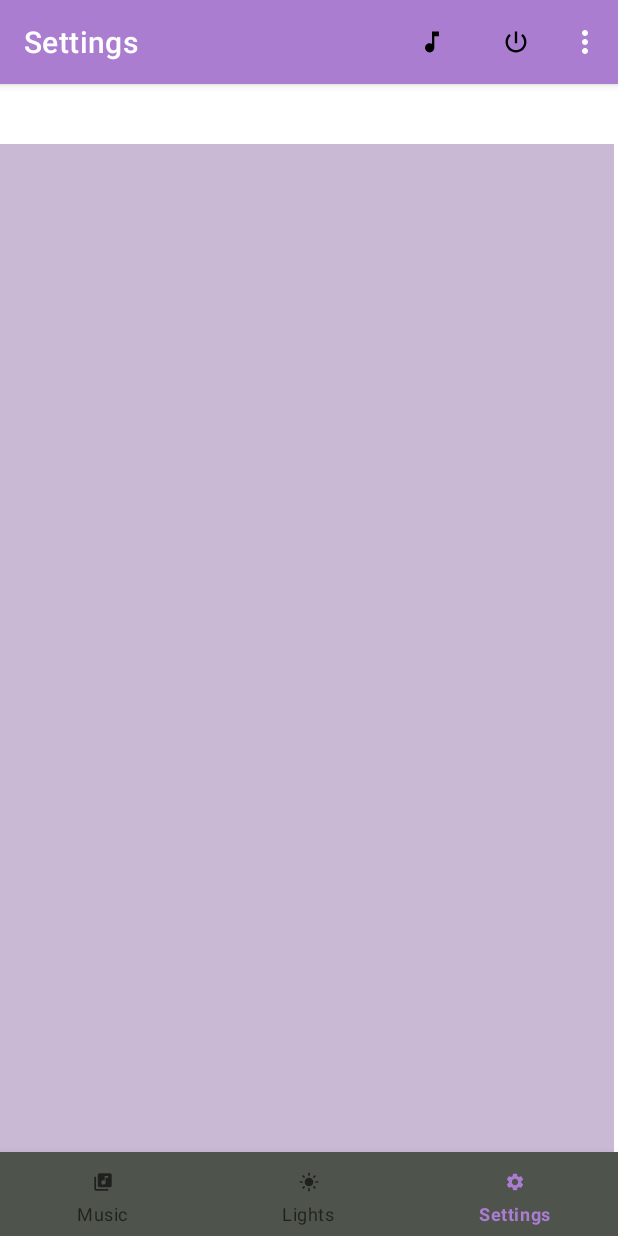
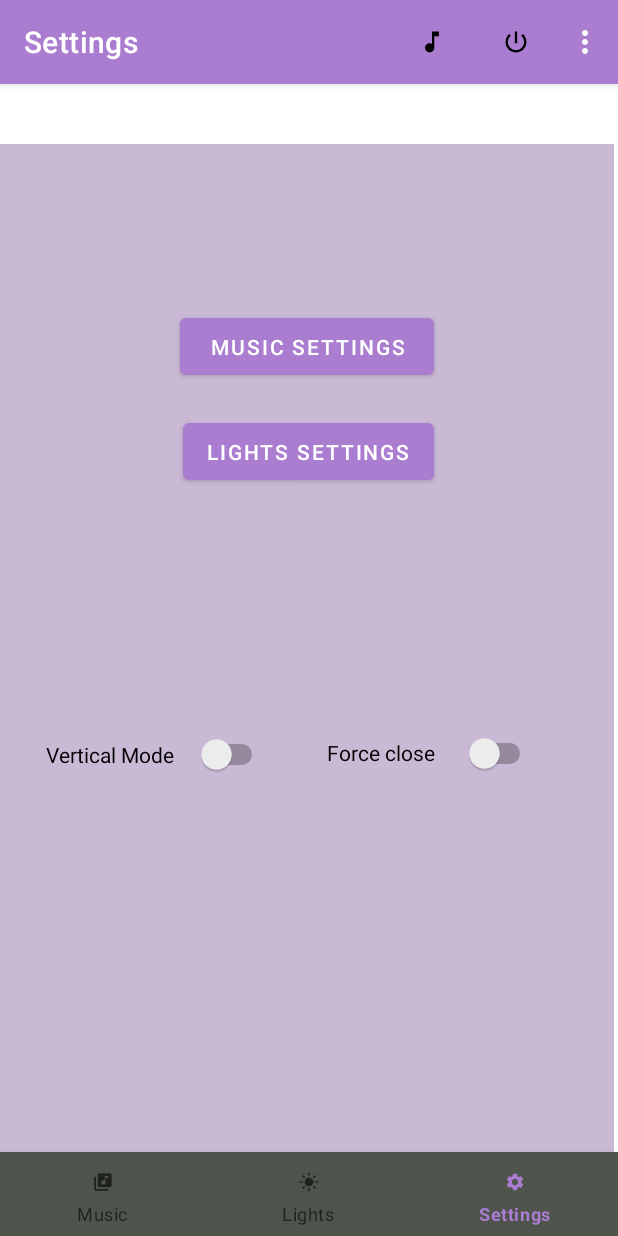
Before and after one commit to bhargavpatel2001/SMARTBEATS, an Android app: the SettingsFragment screen opened through its navigation route, on a phone screen of 412 x 824 dp. Run offline under Robolectric (Android 15) with nearby library versions, the phone set to English and light mode, and no system bars; our stand-ins replace navigation-ui.

Commit message:
Made minor changes to the file fragments_settings xml.

```diff
--- a/SHALOMINC/src/main/res/layout/fragment_settings.xml
+++ b/SHALOMINC/src/main/res/layout/fragment_settings.xml
@@ -7,17 +7,52 @@
     android:background="@color/lavender_blush"
     tools:context=".ui.settings.SettingsFragment">
 
-    <TextView
-        android:id="@+id/text_notifications"
-        android:layout_width="match_parent"
-        android:layout_height="wrap_content"
-        android:layout_marginStart="8dp"
-        android:layout_marginTop="8dp"
-        android:layout_marginEnd="8dp"
-        android:textAlignment="center"
-        android:textSize="20sp"
+    <Switch
+        android:id="@+id/switch1"
+        android:layout_width="148dp"
+        android:layout_height="46dp"
+        android:text="Vertical Mode"
         app:layout_constraintBottom_toBottomOf="parent"
         app:layout_constraintEnd_toEndOf="parent"
+        app:layout_constraintHorizontal_bias="0.118"
         app:layout_constraintStart_toStartOf="parent"
-        app:layout_constraintTop_toTopOf="parent" />
+        app:layout_constraintTop_toTopOf="parent"
+        app:layout_constraintVertical_bias="0.613" />
+
+    <Switch
+        android:id="@+id/switch4"
+        android:layout_width="139dp"
+        android:layout_height="48dp"
+        android:text="Force close"
+        app:layout_constraintBottom_toBottomOf="parent"
+        app:layout_constraintEnd_toEndOf="parent"
+        app:layout_constraintHorizontal_bias="0.434"
+        app:layout_constraintStart_toEndOf="@+id/switch1"
+        app:layout_constraintTop_toTopOf="parent"
+        app:layout_constraintVertical_bias="0.612" />
+
+    <Button
+        android:id="@+id/button"
+        android:layout_width="169dp"
+        android:layout_height="50dp"
+        android:layout_marginTop="44dp"
+        android:text="Music settings"
+        app:layout_constraintBottom_toTopOf="@+id/button2"
+        app:layout_constraintEnd_toEndOf="parent"
+        app:layout_constraintStart_toStartOf="parent"
+        app:layout_constraintTop_toTopOf="parent"
+        app:layout_constraintVertical_bias="0.771" />
+
+    <Button
+        android:id="@+id/button2"
+        android:layout_width="167dp"
+        android:layout_height="50dp"
+        android:text="Lights Settings"
+        app:layout_constraintBottom_toBottomOf="parent"
+        app:layout_constraintEnd_toEndOf="parent"
+        app:layout_constraintHorizontal_bias="0.504"
+        app:layout_constraintStart_toStartOf="parent"
+        app:layout_constraintTop_toTopOf="parent"
+        app:layout_constraintVertical_bias="0.289" />
+
 </androidx.constraintlayout.widget.ConstraintLayout>
```
